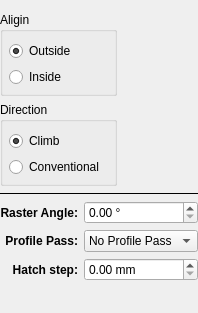
This is plugins/gcode/hatching/hatchingform.ui in XRay3D/GERBER_X3 as Qt 5 draws it before an edit. The edited form follows.
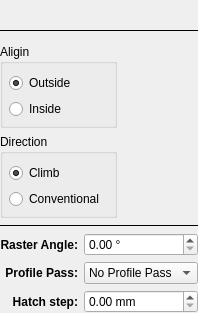
This is the edited form. Icons and pictures are not drawn. Custom widgets are drawn as their Qt base class.

```diff
--- a/plugins/gcode/hatching/hatchingform.ui
+++ b/plugins/gcode/hatching/hatchingform.ui
@@ -13,10 +13,7 @@
   <property name="windowTitle">
    <string>Form</string>
   </property>
-  <layout class="QFormLayout" name="formLayout">
-   <property name="labelAlignment">
-    <set>Qt::AlignRight|Qt::AlignTrailing|Qt::AlignVCenter</set>
-   </property>
+  <layout class="QVBoxLayout" name="verticalLayout">
    <property name="leftMargin">
     <number>0</number>
    </property>
@@ -29,10 +26,20 @@
    <property name="bottomMargin">
     <number>0</number>
    </property>
-   <item row="0" column="0" colspan="2">
+   <item>
     <widget class="ToolSelectorForm" name="toolHolder" native="true"/>
    </item>
-   <item row="1" column="0" colspan="2">
+   <item>
+    <widget class="Line" name="line_4">
+     <property name="frameShadow">
+      <enum>QFrame::Plain</enum>
+     </property>
+     <property name="orientation">
+      <enum>Qt::Horizontal</enum>
+     </property>
+    </widget>
+   </item>
+   <item>
     <layout class="QGridLayout" name="gridLayout">
      <item row="2" column="0">
       <widget class="QGroupBox" name="groupBox_4">
@@ -158,7 +165,7 @@
      </item>
     </layout>
    </item>
-   <item row="2" column="0" colspan="2">
+   <item>
     <widget class="Line" name="line_3">
      <property name="frameShadow">
       <enum>QFrame::Plain</enum>
@@ -168,7 +175,7 @@
      </property>
     </widget>
    </item>
-   <item row="3" column="0" colspan="2">
+   <item>
     <layout class="QFormLayout" name="formLayout_2">
      <property name="labelAlignment">
       <set>Qt::AlignRight|Qt::AlignTrailing|Qt::AlignVCenter</set>
```
